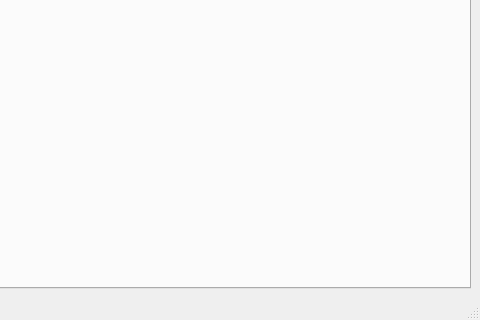
niklilland/CS1C-2D-Graphics-Modeler, file ShapeManagerV2/mainwindow.ui: the form before one commit; both pictures show x 788 to 1268 and y 339 to 659 of the 1268 by 659 pixel window.
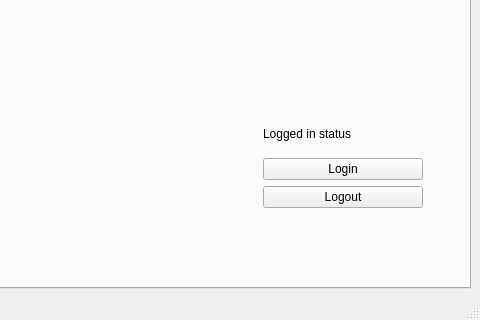
The form after the commit. The open tabs and pages were chosen to show the change. Custom widgets are drawn as their Qt base class.

Commit message: Added login/logout buttons to render tab.

What changed in the file:
```diff
--- a/ShapeManagerV2/mainwindow.ui
+++ b/ShapeManagerV2/mainwindow.ui
@@ -60,6 +60,39 @@
          </item>
         </layout>
        </widget>
+       <widget class="QWidget" name="verticalLayoutWidget_6">
+        <property name="geometry">
+         <rect>
+          <x>1040</x>
+          <y>400</y>
+          <width>160</width>
+          <height>93</height>
+         </rect>
+        </property>
+        <layout class="QVBoxLayout" name="verticalLayout_7">
+         <item>
+          <widget class="QLabel" name="label">
+           <property name="text">
+            <string>Logged in status</string>
+           </property>
+          </widget>
+         </item>
+         <item>
+          <widget class="QPushButton" name="loginButton">
+           <property name="text">
+            <string>Login</string>
+           </property>
+          </widget>
+         </item>
+         <item>
+          <widget class="QPushButton" name="logoutButton">
+           <property name="text">
+            <string>Logout</string>
+           </property>
+          </widget>
+         </item>
+        </layout>
+       </widget>
       </widget>
       <widget class="QWidget" name="tab_2">
        <attribute name="title">
```
Left out of the diff: 36 changed lines with no effect on the pictures. The commit also changes 2 other files.
